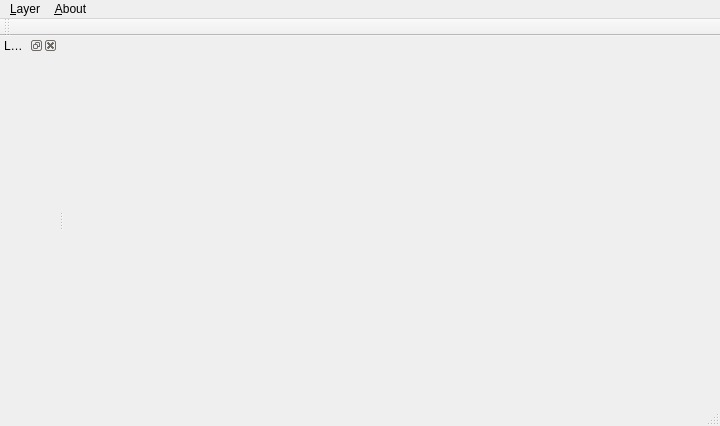
This is TinyGIS/TinyGIS.ui in chenhaoen/TinyGIS as Qt 5 draws it before an edit. The edited form follows.
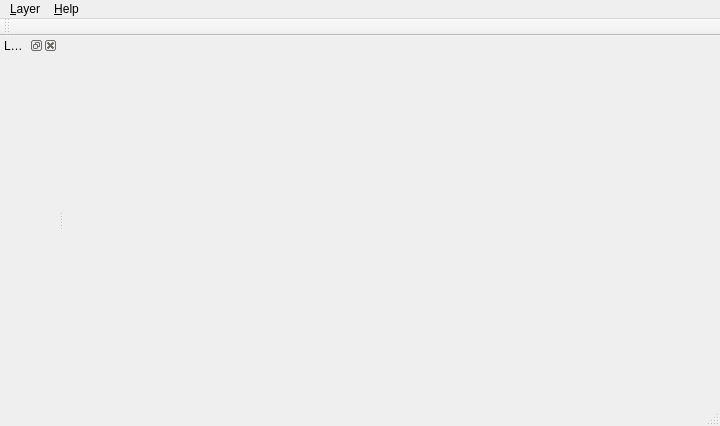
This is the edited form.

Patch:
```diff
--- a/TinyGIS/TinyGIS.ui
+++ b/TinyGIS/TinyGIS.ui
@@ -32,7 +32,7 @@
    </widget>
    <widget class="QMenu" name="menu_About">
     <property name="title">
-     <string>&amp;About</string>
+     <string>&amp;Help</string>
     </property>
     <addaction name="actionAbout_QGIS"/>
     <addaction name="actionAbout_Qt"/>
```
Left out of the diff: 13 changed lines with no effect on the pictures.
